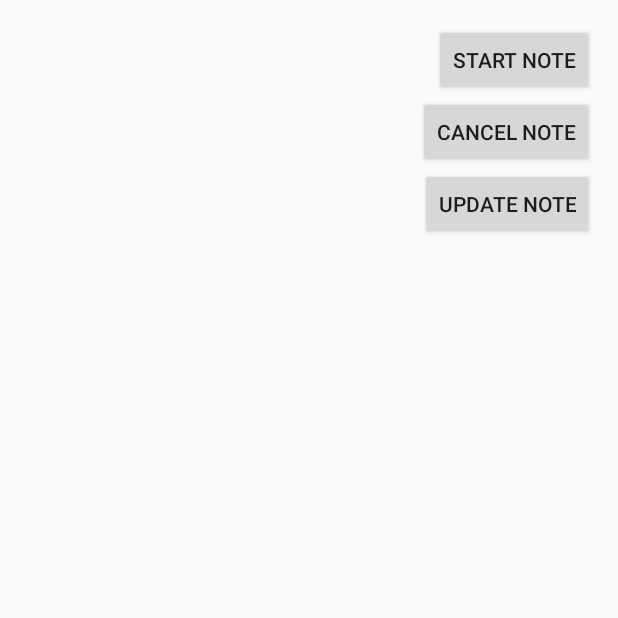
After one commit to adriyo/materipam1, an Android app: the NotificationActivity screen opened directly, with no data from a screen before it, on a phone screen of 412 x 824 dp, the top half of it. The commit adds this screen. Run offline under Robolectric (Android 15) with nearby library versions, the phone set to English and light mode, and no system bars.

Commit message:
first commit

```diff
--- a/latihandesign/src/main/java/pertemuansatu/android/asdos/latihandesign/MainActivity.java
+++ b/latihandesign/src/main/java/pertemuansatu/android/asdos/latihandesign/MainActivity.java
@@ -61,6 +61,10 @@ public class MainActivity extends ActionBarActivity {
             startActivity(intent);
             return true;
         }
+
+        if(id == R.id.action_notification){
+            startActivity(new Intent(MainActivity.this, NotificationActivity.class));
+        }
         return super.onOptionsItemSelected(item);
     }
 }
--- /dev/null
+++ b/latihandesign/src/main/java/pertemuansatu/android/asdos/latihandesign/NotificationActivity.java
@@ -0,0 +1,71 @@
+package pertemuansatu.android.asdos.latihandesign;
+
+import android.support.v7.app.ActionBarActivity;
+import android.os.Bundle;
+import android.view.Menu;
+import android.view.MenuItem;
+import android.view.View;
+import android.widget.Button;
+
+import customtools.MyNotification;
+
+
+public class NotificationActivity extends ActionBarActivity {
+
+    MyNotification myNotification;
+
+    @Override
+    protected void onCreate(Bundle savedInstanceState) {
+        super.onCreate(savedInstanceState);
+        setContentView(R.layout.activity_notification);
+        myNotification = new MyNotification();
+
+        Button btnStart = (Button) findViewById(R.id.start_note);
+        Button btnCancel = (Button) findViewById(R.id.cancel_note);
+        Button btnUpdate = (Button) findViewById(R.id.update_note);
+
+        btnStart.setOnClickListener(new View.OnClickListener() {
+            @Override
+            public void onClick(View v) {
+                myNotification.displayNotification(NotificationActivity.this);
+            }
+        });
+
+        btnCancel.setOnClickListener(new View.OnClickListener() {
+            @Override
+            public void onClick(View v) {
+                myNotification.cancelNotification();
+            }
+        });
+
+        btnUpdate.setOnClickListener(new View.OnClickListener() {
+            @Override
+            public void onClick(View v) {
+                myNotification.updateNotification(NotificationActivity.this);
+            }
+        });
+    }
+
+
+    @Override
+    public boolean onCreateOptionsMenu(Menu menu) {
+        // Inflate the menu; this adds items to the action bar if it is present.
+        getMenuInflater().inflate(R.menu.menu_notification, menu);
+        return true;
+    }
+
+    @Override
+    public boolean onOptionsItemSelected(MenuItem item) {
+        // Handle action bar item clicks here. The action bar will
+        // automatically handle clicks on the Home/Up button, so long
+        // as you specify a parent activity in AndroidManifest.xml.
+        int id = item.getItemId();
+
+        //noinspection SimplifiableIfStatement
+        if (id == R.id.action_settings) {
+            return true;
+        }
+
+        return super.onOptionsItemSelected(item);
+    }
+}
--- /dev/null
+++ b/latihandesign/src/main/res/layout/activity_notification.xml
@@ -0,0 +1,32 @@
+<LinearLayout xmlns:android="http://schemas.android.com/apk/res/android"
+    xmlns:tools="http://schemas.android.com/tools" android:layout_width="match_parent"
+    android:layout_height="match_parent" android:paddingLeft="@dimen/activity_horizontal_margin"
+    android:paddingRight="@dimen/activity_horizontal_margin"
+    android:paddingTop="@dimen/activity_vertical_margin"
+    android:paddingBottom="@dimen/activity_vertical_margin"
+    android:orientation="vertical"
+    tools:context="pertemuansatu.android.asdos.latihandesign.NotificationActivity">
+
+    <Button
+        android:layout_gravity="right"
+        android:id="@+id/start_note"
+        android:layout_width="wrap_content"
+        android:layout_height="wrap_content"
+        android:text="@string/start_note"
+        />
+    <Button
+        android:layout_gravity="right"
+        android:id="@+id/cancel_note"
+        android:layout_width="wrap_content"
+        android:layout_height="wrap_content"
+        android:text="@string/cancel_note"
+        />
+    <Button
+        android:layout_gravity="right"
+        android:id="@+id/update_note"
+        android:layout_width="wrap_content"
+        android:layout_height="wrap_content"
+        android:text="@string/update_note"
+        />
+
+</LinearLayout>
--- a/latihandesign/src/main/res/menu/menu_main.xml
+++ b/latihandesign/src/main/res/menu/menu_main.xml
@@ -16,4 +16,6 @@
     <item
         android:id="@+id/action_share_text"
         android:title="Share Teks" />
+    <item android:id="@+id/action_notification"
+        android:title="Notification"/>
 </menu>
--- /dev/null
+++ b/latihandesign/src/main/res/menu/menu_notification.xml
@@ -0,0 +1,7 @@
+<menu xmlns:android="http://schemas.android.com/apk/res/android"
+    xmlns:app="http://schemas.android.com/apk/res-auto"
+    xmlns:tools="http://schemas.android.com/tools"
+    tools:context="pertemuansatu.android.asdos.latihandesign.NotificationActivity">
+    <item android:id="@+id/action_settings" android:title="@string/action_settings"
+        android:orderInCategory="100" app:showAsAction="never" />
+</menu>
--- a/latihandesign/src/main/res/values/strings.xml
+++ b/latihandesign/src/main/res/values/strings.xml
@@ -7,5 +7,10 @@
     <string name="action_settings">Settings</string>
     <string name="title_activity_sign_up">SignUpActivity</string>
     <string name="title_activity_web_main">WebMainActivity</string>
+    <string name="title_activity_notification">NotificationActivity</string>
+    <string name="start_note">Start Note</string>
+    <string name="cancel_note">Cancel Note</string>
+    <string name="update_note">Update Note</string>
+    <string name="title_activity_view_notification">ViewNotification</string>
 
 </resources>
```
Also changed, not shown: latihandesign/src/main/AndroidManifest.xml (+14 -4 lines), latihandesign/src/main/java/customtools/MyNotification.java (added, +68 -0 lines), latihandesign/src/main/java/pertemuansatu/android/asdos/latihandesign/ViewNotification.java (added, +17 -0 lines), latihandesign/src/main/res/layout/activity_view_notification.xml (added, +12 -0 lines), latihandesign/src/main/res/menu/menu_view_notification.xml (added, +7 -0 lines), latihandesign/src/main/res/drawable/coba_aja.png (added).
